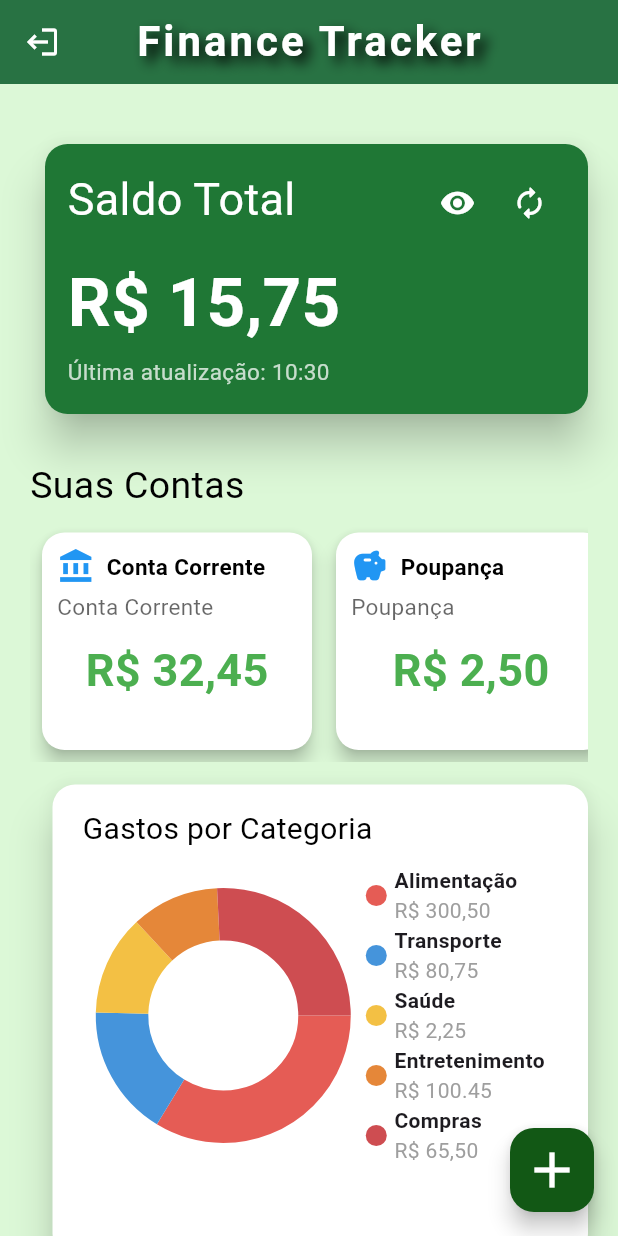
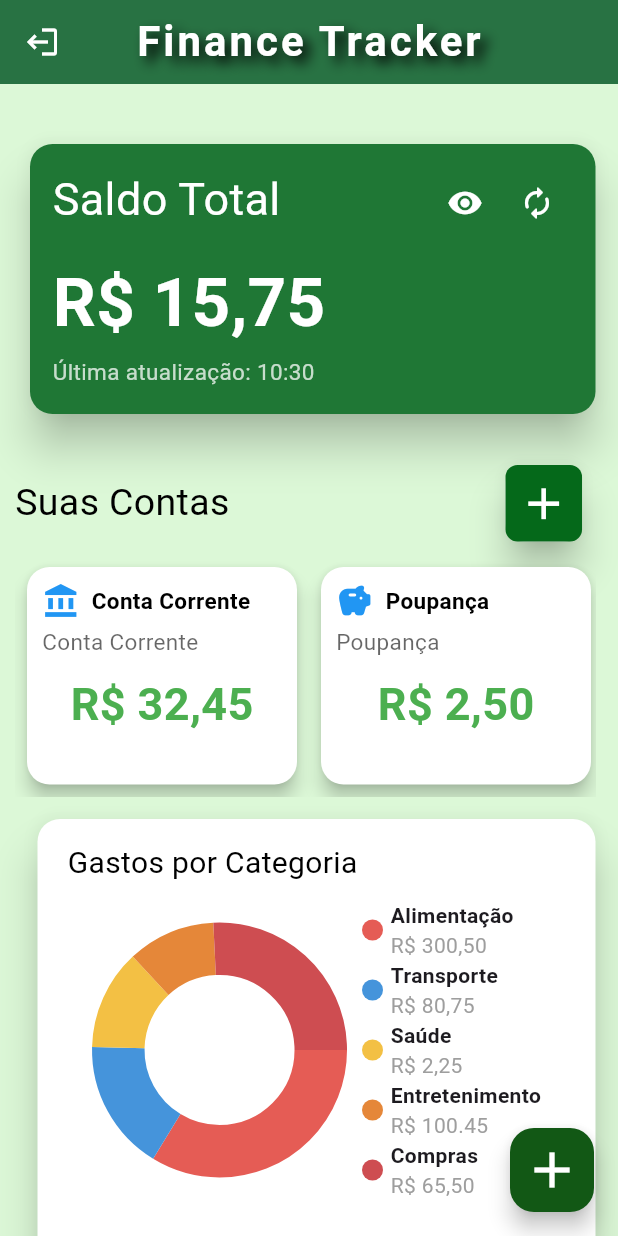
Before and after one commit to Ana-Julia-Furtado/Fin_Tracker, a Flutter app: the HomeScreen screen opened by its route, on a phone screen of 412 x 824 dp. Run offline on Flutter 3.47's test engine with Material 3 defaults, Android fonts, the phone set to English and light mode, and no system bars; drawn by our look-alikes of fl_chart; our stand-ins replace firebase_core; accounts and stored records are empty.

Commit message:
Update home.dart

```diff
--- a/lib/home.dart
+++ b/lib/home.dart
@@ -59,7 +59,7 @@ class _HomeScreenState extends State<HomeScreen> {
       ),
 
       body: SingleChildScrollView(
-        padding: const EdgeInsets.fromLTRB(20, 10, 20, 120),
+        padding: const EdgeInsets.fromLTRB(10, 10, 15, 10),
         child: Column(
           mainAxisAlignment: MainAxisAlignment.center,
           children: [
@@ -152,13 +152,32 @@ class _HomeScreenState extends State<HomeScreen> {
             ),
 
             const SizedBox(height: 30),
-
+            Row(
+              children: [
                 const Align(
                   alignment: Alignment.centerLeft,
                   child: Text(
                     'Suas Contas',
                     style: TextStyle(fontSize: 25, color: Colors.black),
                   ),
+                ),
+                SizedBox(width: 180),
+                Card(
+                  elevation: 10,
+                  child: Container(
+                    decoration: BoxDecoration(
+                      color: const Color.fromARGB(255, 5, 105, 26),
+                      borderRadius: BorderRadius.circular(8),
+                    ),
+                    child: IconButton(
+                      onPressed: () {},
+                      icon: const Icon(Icons.add),
+                      color: Colors.white,
+                      iconSize: 35,
+                    ),
+                  ),
+                ),
+              ],
             ),
             const SizedBox(height: 5),
             SingleChildScrollView(
```
Lines whose indentation alone changed are shown as unchanged.
